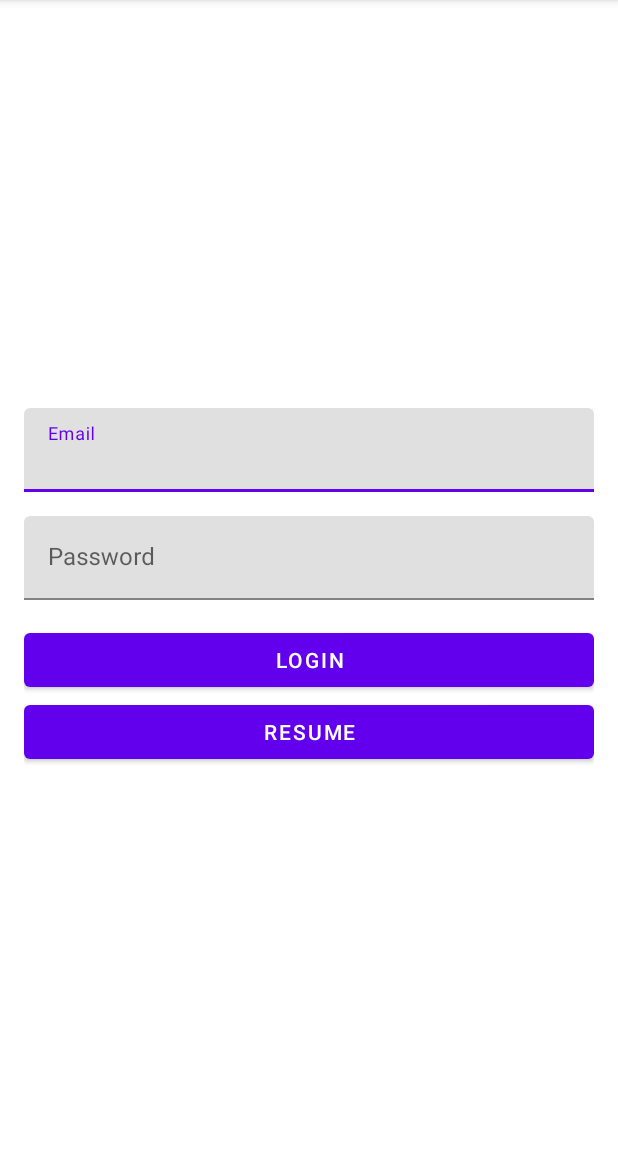
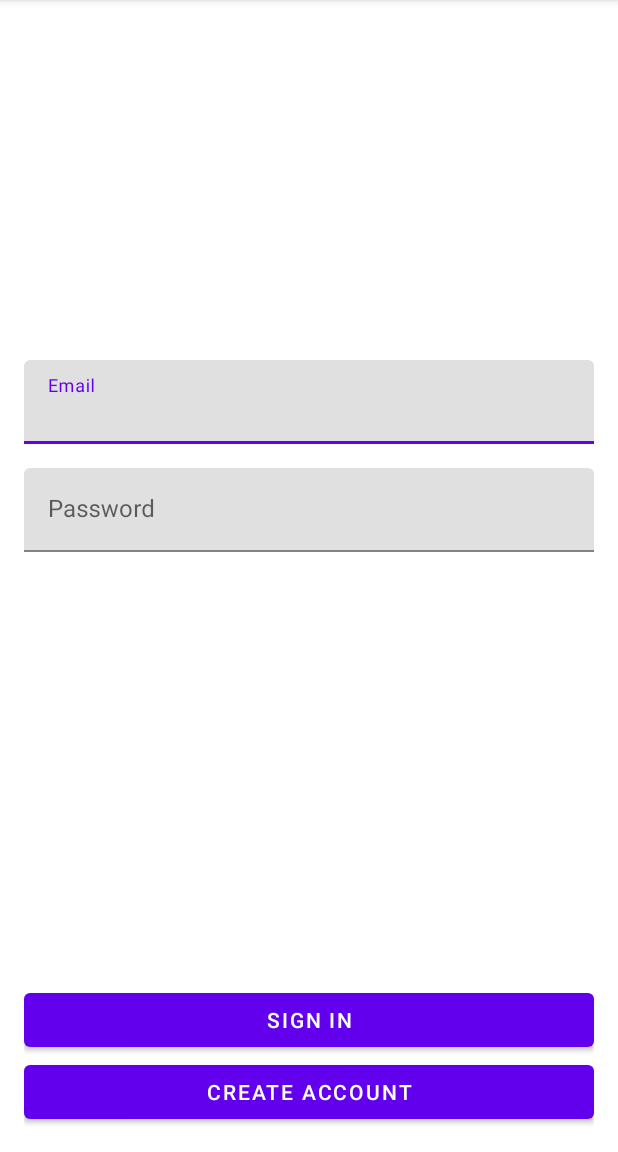
Before and after one commit to adancaysee/UdacityNanoDegreeAndroidEndOfSectionApps, an Android app: the screen it shows after launch (MainActivity), on a phone screen of 412 x 824 dp, the part 84-1236 px from its top. Run offline under Robolectric (Android 15) with nearby library versions, the phone set to English and light mode, and no system bars; our stand-ins replace Timber, data binding, navigation-ui; 1 statement that could not run was skipped.

Commit message:
added login,welcome,instructions screens

```diff
--- a/shoestore/build.gradle.kts
+++ b/shoestore/build.gradle.kts
@@ -2,6 +2,7 @@ plugins {
     id("com.android.application")
     id("org.jetbrains.kotlin.android")
     id("kotlin-kapt")
+    id("kotlin-parcelize")
     id("androidx.navigation.safeargs")
 }
 
--- a/shoestore/src/main/java/com/udacity/shoestore/MainActivity.kt
+++ b/shoestore/src/main/java/com/udacity/shoestore/MainActivity.kt
@@ -11,6 +11,7 @@ import com.udacity.shoestore.databinding.ActivityMainBinding
 class MainActivity : AppCompatActivity() {
     override fun onCreate(savedInstanceState: Bundle?) {
         super.onCreate(savedInstanceState)
+
         DataBindingUtil.setContentView<ActivityMainBinding>(this, R.layout.activity_main)
 
         NavigationUI.setupActionBarWithNavController(this, getNavController(), null)
--- a/shoestore/src/main/java/com/udacity/shoestore/screens/login/LoginFragment.kt
+++ b/shoestore/src/main/java/com/udacity/shoestore/screens/login/LoginFragment.kt
@@ -6,7 +6,8 @@ import android.view.LayoutInflater
 import android.view.View
 import android.view.ViewGroup
 import androidx.databinding.DataBindingUtil
-import androidx.navigation.Navigation
+import androidx.lifecycle.ViewModelProvider
+import androidx.navigation.fragment.findNavController
 import com.udacity.shoestore.R
 import com.udacity.shoestore.databinding.FragmentLoginBinding
 
@@ -21,11 +22,17 @@ class LoginFragment : Fragment() {
     ): View {
         binding = DataBindingUtil.inflate(inflater, R.layout.fragment_login, container, false)
 
-        binding.btnResume.setOnClickListener(
-            Navigation.createNavigateOnClickListener(
-                LoginFragmentDirections.actionLoginFragmentToWelcomeFragment()
-            )
-        )
+        val loginViewModel = ViewModelProvider(this)[LoginViewModel::class.java]
+
+        binding.loginViewModel = loginViewModel
+
+        loginViewModel.eventLoginOrRegisterFinished.observe(viewLifecycleOwner) {
+            if (it) {
+
+                findNavController().navigate(LoginFragmentDirections.actionLoginDestinationToWelcomeDestination())
+                loginViewModel.onLoginOrRegisterFinishComplete()
+            }
+        }
 
         return binding.root
     }
--- /dev/null
+++ b/shoestore/src/main/java/com/udacity/shoestore/screens/login/LoginViewModel.kt
@@ -0,0 +1,22 @@
+package com.udacity.shoestore.screens.login
+
+import androidx.lifecycle.LiveData
+import androidx.lifecycle.MutableLiveData
+import androidx.lifecycle.ViewModel
+
+class LoginViewModel : ViewModel() {
+
+    private val _eventLoginOrRegisterFinish = MutableLiveData<Boolean>()
+    val eventLoginOrRegisterFinished: LiveData<Boolean>
+        get() = _eventLoginOrRegisterFinish
+
+    fun onClickLoginOrRegister() {
+        _eventLoginOrRegisterFinish.value = true
+    }
+
+    fun onLoginOrRegisterFinishComplete() {
+        _eventLoginOrRegisterFinish.value = false
+    }
+
+
+}
--- a/shoestore/src/main/java/com/udacity/shoestore/screens/title/InstructionsFragment.kt
+++ b/shoestore/src/main/java/com/udacity/shoestore/screens/title/InstructionsFragment.kt
@@ -6,6 +6,7 @@ import android.view.LayoutInflater
 import android.view.View
 import android.view.ViewGroup
 import androidx.databinding.DataBindingUtil
+import androidx.navigation.fragment.findNavController
 import com.udacity.shoestore.R
 import com.udacity.shoestore.databinding.FragmentInstructionsBinding
 
@@ -18,6 +19,11 @@ class InstructionsFragment : Fragment() {
         savedInstanceState: Bundle?
     ): View {
         binding = DataBindingUtil.inflate(inflater,R.layout.fragment_instructions,container,false)
+
+        binding.btnResume.setOnClickListener {
+            findNavController().navigate(InstructionsFragmentDirections.actionInstructionsDestinationToShoeListFragment())
+        }
+
         return binding.root
     }
 
--- /dev/null
+++ b/shoestore/src/main/res/drawable/ic_add.xml
@@ -0,0 +1,5 @@
+<vector android:height="24dp" android:tint="#FFFFFF"
+    android:viewportHeight="24.0" android:viewportWidth="24.0"
+    android:width="24dp" xmlns:android="http://schemas.android.com/apk/res/android">
+    <path android:fillColor="#FF000000" android:pathData="M19,13h-6v6h-2v-6H5v-2h6V5h2v6h6v2z"/>
+</vector>
--- a/shoestore/src/main/res/layout/fragment_login.xml
+++ b/shoestore/src/main/res/layout/fragment_login.xml
@@ -1,39 +1,53 @@
 <?xml version="1.0" encoding="utf-8"?>
-<layout xmlns:tools="http://schemas.android.com/tools"
-    xmlns:android="http://schemas.android.com/apk/res/android">
-    <ScrollView
+<layout xmlns:android="http://schemas.android.com/apk/res/android"
+    xmlns:app="http://schemas.android.com/apk/res-auto"
+    xmlns:tools="http://schemas.android.com/tools"
+    tools:context=".screens.login.LoginFragment">
+
+    <data>
+
+        <variable
+            name="loginViewModel"
+            type="com.udacity.shoestore.screens.login.LoginViewModel" />
+    </data>
+
+    <androidx.constraintlayout.widget.ConstraintLayout
         android:layout_width="match_parent"
-        android:layout_height="match_parent">
-        <LinearLayout
+        android:layout_height="match_parent"
+        android:paddingHorizontal="@dimen/horizontal_margin">
+
+        <com.google.android.material.textfield.TextInputLayout
+            android:id="@+id/text_input_layout_email"
             android:layout_width="match_parent"
             android:layout_height="wrap_content"
-            android:orientation="vertical"
-            tools:context=".screens.login.LoginFragment"
-            android:paddingHorizontal="@dimen/horizontal_margin"
-            android:layout_gravity="center">
-
-
-            <com.google.android.material.textfield.TextInputLayout
-                android:layout_width="match_parent"
-                android:layout_height="wrap_content"
-                android:layout_marginTop="@dimen/horizontal_margin">
+            android:layout_gravity="center_horizontal"
+            app:layout_constraintBottom_toTopOf="@+id/btn_login"
+            app:layout_constraintEnd_toEndOf="parent"
+            app:layout_constraintStart_toStartOf="parent"
+            app:layout_constraintTop_toTopOf="parent"
+            app:layout_constraintVertical_bias="0.40">
 
             <com.google.android.material.textfield.TextInputEditText
                 android:id="@+id/text_input_email"
                 android:layout_width="match_parent"
                 android:layout_height="wrap_content"
                 android:hint="@string/email" />
+
         </com.google.android.material.textfield.TextInputLayout>
 
         <com.google.android.material.textfield.TextInputLayout
+            android:id="@+id/text_input_layout_pass"
             android:layout_width="match_parent"
             android:layout_height="wrap_content"
-                android:layout_marginTop="@dimen/horizontal_margin">
+            app:layout_constraintEnd_toEndOf="@id/text_input_layout_email"
+            app:layout_constraintStart_toStartOf="@id/text_input_layout_email"
+            app:layout_constraintTop_toBottomOf="@id/text_input_layout_email">
 
             <com.google.android.material.textfield.TextInputEditText
                 android:id="@+id/text_input_pass"
                 android:layout_width="match_parent"
                 android:layout_height="wrap_content"
+                android:layout_marginTop="@dimen/vertical_margin"
                 android:hint="@string/password" />
 
         </com.google.android.material.textfield.TextInputLayout>
@@ -42,17 +56,21 @@
             android:id="@+id/btn_login"
             android:layout_width="match_parent"
             android:layout_height="wrap_content"
+            android:layout_marginTop="@dimen/vertical_margin"
+            android:onClick="@{()->loginViewModel.onClickLoginOrRegister()}"
             android:text="@string/login"
-                android:layout_marginTop="@dimen/vertical_margin"/>
+            app:layout_constraintBottom_toTopOf="@id/btn_register" />
 
         <Button
-                android:id="@+id/btn_resume"
+            android:id="@+id/btn_register"
             android:layout_width="match_parent"
             android:layout_height="wrap_content"
-                android:text="@string/resume"
-               />
+            android:onClick="@{()->loginViewModel.onClickLoginOrRegister()}"
+            android:text="@string/register"
+            android:layout_marginBottom="@dimen/vertical_margin"
+            app:layout_constraintBottom_toBottomOf="parent" />
 
 
-        </LinearLayout>
-    </ScrollView>
+    </androidx.constraintlayout.widget.ConstraintLayout>
+
 </layout>
--- a/shoestore/src/main/res/navigation/nav_graph.xml
+++ b/shoestore/src/main/res/navigation/nav_graph.xml
@@ -2,52 +2,50 @@
 <navigation xmlns:android="http://schemas.android.com/apk/res/android"
     xmlns:app="http://schemas.android.com/apk/res-auto"
     xmlns:tools="http://schemas.android.com/tools"
-    android:id="@+id/navigation"
-    app:startDestination="@id/loginFragment">
+    android:id="@+id/nav_graph"
+    app:startDestination="@id/login_destination">
 
     <fragment
-        android:id="@+id/loginFragment"
+        android:id="@+id/login_destination"
         android:name="com.udacity.shoestore.screens.login.LoginFragment"
-        android:label="fragment_login"
-        tools:layout="@layout/fragment_login" >
+        android:label="@string/title_login_fragment"
+        tools:layout="@layout/fragment_login">
         <action
-            android:id="@+id/action_loginFragment_to_welcomeFragment"
-            app:destination="@id/welcomeFragment" />
+            android:id="@+id/action_login_destination_to_welcome_destination"
+            app:destination="@id/welcome_destination"
+            app:popUpTo="@id/shoeListFragment" />
     </fragment>
-
     <fragment
-        android:id="@+id/welcomeFragment"
+        android:id="@+id/welcome_destination"
         android:name="com.udacity.shoestore.screens.title.WelcomeFragment"
-        android:label="WelcomeFragment"
-        tools:layout="@layout/fragment_welcome">
+        tools:layout="@layout/fragment_welcome"
+        android:label="@string/title_fragment_welcome">
         <action
-            android:id="@+id/action_welcomeFragment_to_instructionsFragment"
-            app:destination="@id/instructionsFragment" />
+            android:id="@+id/action_welcome_destination_to_instructionsFragment"
+            app:destination="@id/instructions_destination" />
     </fragment>
-
     <fragment
-        android:id="@+id/instructionsFragment"
+        android:id="@+id/instructions_destination"
         android:name="com.udacity.shoestore.screens.title.InstructionsFragment"
-        android:label="InstructionsFragment"
+        android:label="@string/title_fragment_instructions"
         tools:layout="@layout/fragment_instructions">
         <action
-            android:id="@+id/action_instructionsFragment_to_shoeListFragment"
-            app:destination="@id/shoeListFragment" />
+            android:id="@+id/action_instructions_destination_to_shoeListFragment"
+            app:destination="@id/shoeListFragment"
+            app:launchSingleTop="true" />
     </fragment>
-
     <fragment
         android:id="@+id/shoeListFragment"
         android:name="com.udacity.shoestore.screens.shoe_list.ShoeListFragment"
-        android:label="ShoeListFragment"
+        android:label="@string/title_fragment_shoe_list"
         tools:layout="@layout/fragment_shoe_list">
         <action
             android:id="@+id/action_shoeListFragment_to_shoeDetailFragment"
             app:destination="@id/shoeDetailFragment" />
     </fragment>
-
     <fragment
         android:id="@+id/shoeDetailFragment"
         android:name="com.udacity.shoestore.screens.shoe_detail.ShoeDetailFragment"
-        android:label="ShoeDetailFragment"
+        android:label="@string/title_fragment_shoe_detail"
         tools:layout="@layout/fragment_shoe_detail"/>
 </navigation>
--- a/shoestore/src/main/res/values/strings.xml
+++ b/shoestore/src/main/res/values/strings.xml
@@ -3,6 +3,14 @@
     <string name="hello_blank_fragment">Hello blank fragment</string>
     <string name="email">Email</string>
     <string name="password">Password</string>
-    <string name="login">Login</string>
+    <string name="login">Sign In</string>
+    <string name="register">Create Account</string>
+    <string name="title_login_fragment">Sign In</string>
+    <string name="title_fragment_welcome">Welcome</string>
+    <string name="welcome_msg">Welcome to Our App</string>
     <string name="resume">Resume</string>
+    <string name="go_to_shopping">Go to Shopping</string>
+    <string name="title_fragment_instructions">Instructions</string>
+    <string name="title_fragment_shoe_list">Shoes</string>
+    <string name="title_fragment_shoe_detail">Add New Shoe</string>
 </resources>
--- a/shoestore/src/main/res/values/themes.xml
+++ b/shoestore/src/main/res/values/themes.xml
@@ -7,6 +7,7 @@
         <item name="colorSecondary">@color/teal_200</item>
         <item name="colorSecondaryVariant">@color/teal_700</item>
         <item name="colorOnSecondary">@color/black</item>
+
         <item name="android:statusBarColor" tools:targetApi="lollipop">?attr/colorPrimaryVariant</item>
 
     </style>
```
Also changed, not shown: shoestore/src/main/java/com/udacity/shoestore/Shoe.kt (added, +9 -0 lines), shoestore/src/main/java/com/udacity/shoestore/screens/title/WelcomeFragment.kt (+7 -0 lines), shoestore/src/main/res/drawable/ic_shoe_store.xml (added, +9 -0 lines), shoestore/src/main/res/layout/fragment_instructions.xml (+20 -10 lines), shoestore/src/main/res/layout/fragment_welcome.xml (+43 -9 lines). Lines whose indentation alone changed are shown as unchanged.
